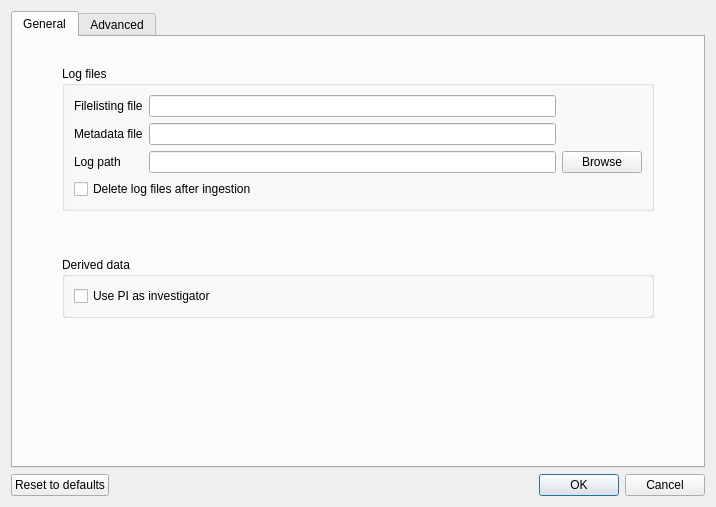
Qt form PSIArchiver/settings.ui (paulscherrerinstitute/scicat-qt) before a commit.
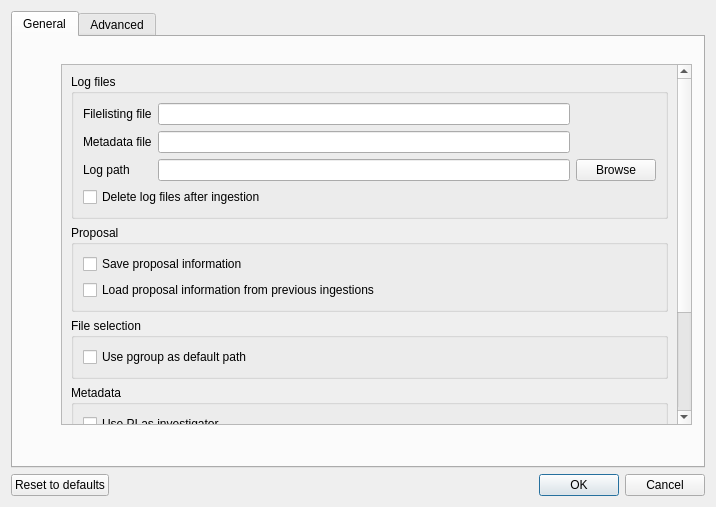
The same form after that commit. The open tabs and pages were chosen to show the change.

Commit message: bug fixes; added more options to settings

What changed in the file:
```diff
--- a/PSIArchiver/settings.ui
+++ b/PSIArchiver/settings.ui
@@ -28,9 +28,16 @@
         <attribute name="title">
          <string>General</string>
         </attribute>
-        <layout class="QVBoxLayout" name="verticalLayout_12">
-         <item>
-          <layout class="QVBoxLayout" name="verticalLayout_11">
+        <widget class="QWidget" name="">
+         <property name="geometry">
+          <rect>
+           <x>8</x>
+           <y>7</y>
+           <width>671</width>
+           <height>391</height>
+          </rect>
+         </property>
+         <layout class="QVBoxLayout" name="verticalLayout_16">
            <item>
             <spacer name="verticalSpacer_3">
              <property name="orientation">
@@ -66,7 +73,20 @@
               </spacer>
              </item>
              <item>
-              <layout class="QVBoxLayout" name="verticalLayout_10">
+             <widget class="QScrollArea" name="scrollArea">
+              <property name="widgetResizable">
+               <bool>true</bool>
+              </property>
+              <widget class="QWidget" name="scrollAreaWidgetContents">
+               <property name="geometry">
+                <rect>
+                 <x>0</x>
+                 <y>-219</y>
+                 <width>590</width>
+                 <height>560</height>
+                </rect>
+               </property>
+               <layout class="QVBoxLayout" name="verticalLayout_12">
                <item>
                 <widget class="QGroupBox" name="groupBox">
                  <property name="title">
@@ -129,25 +149,51 @@
                 </widget>
                </item>
                <item>
-                <spacer name="verticalSpacer_5">
-                 <property name="orientation">
-                  <enum>Qt::Vertical</enum>
-                 </property>
-                 <property name="sizeHint" stdset="0">
-                  <size>
-                   <width>20</width>
-                   <height>40</height>
-                  </size>
-                 </property>
-                </spacer>
+                 <widget class="QGroupBox" name="groupBox_5">
+                  <property name="title">
+                   <string>Proposal</string>
+                  </property>
+                  <layout class="QVBoxLayout" name="verticalLayout_15">
+                   <item>
+                    <widget class="QCheckBox" name="checkBoxSaveProposalInfo">
+                     <property name="text">
+                      <string>Save proposal information</string>
+                     </property>
+                    </widget>
                </item>
                <item>
-                <widget class="QGroupBox" name="groupBox_2">
+                    <widget class="QCheckBox" name="checkBoxLoadProposalInfo">
+                     <property name="text">
+                      <string>Load proposal information from previous ingestions</string>
+                     </property>
+                    </widget>
+                   </item>
+                  </layout>
+                 </widget>
+                </item>
+                <item>
+                 <widget class="QGroupBox" name="groupBox_3">
                  <property name="title">
-                  <string>Derived data</string>
+                   <string>File selection</string>
                  </property>
                  <layout class="QVBoxLayout" name="verticalLayout_4">
                   <item>
+                    <widget class="QCheckBox" name="checkBoxUsePgroupAsPath">
+                     <property name="text">
+                      <string>Use pgroup as default path</string>
+                     </property>
+                    </widget>
+                   </item>
+                  </layout>
+                 </widget>
+                </item>
+                <item>
+                 <widget class="QGroupBox" name="groupBox_2">
+                  <property name="title">
+                   <string>Metadata</string>
+                  </property>
+                  <layout class="QVBoxLayout" name="verticalLayout_10">
+                   <item>
                    <widget class="QCheckBox" name="checkBoxInvestigatorIsPI">
                     <property name="text">
                      <string>Use PI as investigator</string>
@@ -157,7 +203,48 @@
                  </layout>
                 </widget>
                </item>
-              </layout>
+                <item>
+                 <widget class="QGroupBox" name="groupBox_4">
+                  <property name="sizePolicy">
+                   <sizepolicy hsizetype="Preferred" vsizetype="Preferred">
+                    <horstretch>0</horstretch>
+                    <verstretch>0</verstretch>
+                   </sizepolicy>
+                  </property>
+                  <property name="title">
+                   <string>Ingestion</string>
+                  </property>
+                  <property name="alignment">
+                   <set>Qt::AlignCenter</set>
+                  </property>
+                  <layout class="QVBoxLayout" name="verticalLayout_11">
+                   <item>
+                    <widget class="QCheckBox" name="checkBoxEnableIngest">
+                     <property name="text">
+                      <string>Ingest</string>
+                     </property>
+                    </widget>
+                   </item>
+                   <item>
+                    <widget class="QCheckBox" name="checkBoxEnableArchive">
+                     <property name="text">
+                      <string>Archive</string>
+                     </property>
+                    </widget>
+                   </item>
+                   <item>
+                    <widget class="QCheckBox" name="checkBoxDisableEmails">
+                     <property name="text">
+                      <string>Disable emails after ingestion</string>
+                     </property>
+                    </widget>
+                   </item>
+                  </layout>
+                 </widget>
+                </item>
+               </layout>
+              </widget>
+             </widget>
              </item>
              <item>
               <spacer name="horizontalSpacer_6">
@@ -169,7 +256,7 @@
                </property>
                <property name="sizeHint" stdset="0">
                 <size>
-                 <width>40</width>
+                <width>0</width>
                  <height>20</height>
                 </size>
                </property>
@@ -182,17 +269,19 @@
              <property name="orientation">
               <enum>Qt::Vertical</enum>
              </property>
+            <property name="sizeType">
+             <enum>QSizePolicy::Fixed</enum>
+            </property>
              <property name="sizeHint" stdset="0">
               <size>
                <width>20</width>
-               <height>40</height>
+              <height>10</height>
               </size>
              </property>
             </spacer>
            </item>
           </layout>
-         </item>
-        </layout>
+        </widget>
        </widget>
        <widget class="QWidget" name="tab_2">
         <attribute name="title">
```
Left out of the diff: 23 changed lines with no effect on the pictures. Lines whose indentation alone changed are shown as unchanged. The commit also changes 5 other files.
